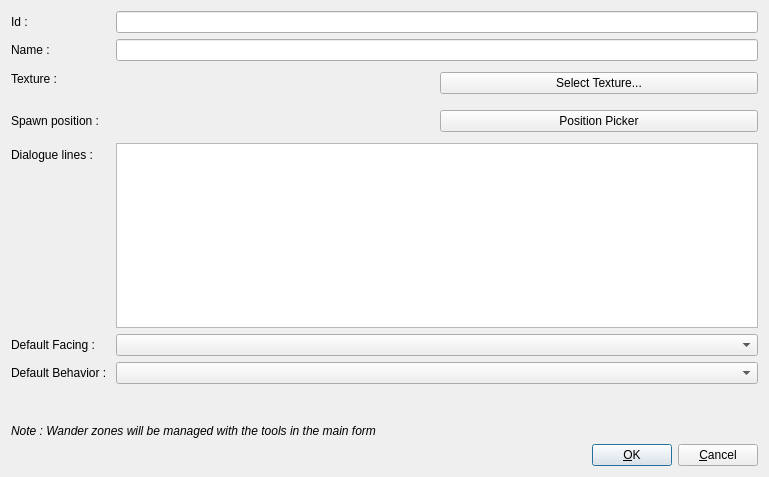
jeremydumais/TheWarrior, file mapEditor/src/editNPCForm.ui: the form before one commit.
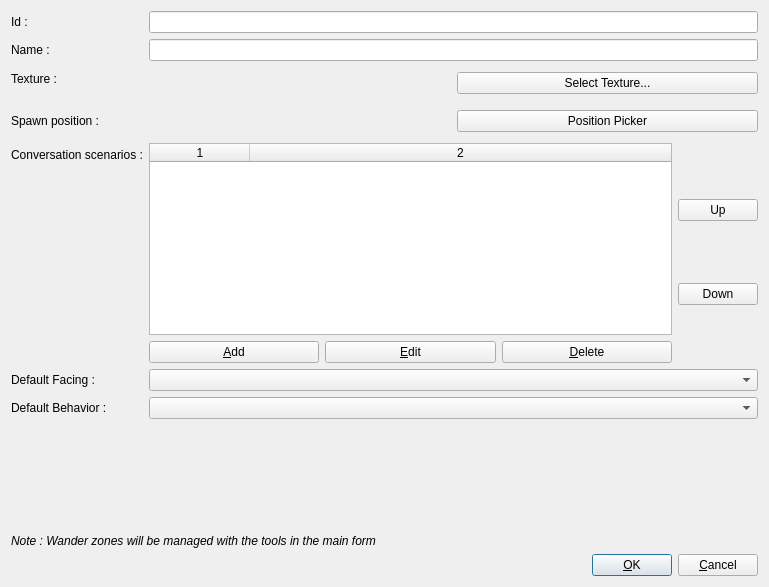
The form after the commit. Icons and pictures are not drawn.

Commit message: feat: Start working on the conversation scenario's concept

Patch:
```diff
--- a/mapEditor/src/editNPCForm.ui
+++ b/mapEditor/src/editNPCForm.ui
@@ -7,7 +7,7 @@
     <x>0</x>
     <y>0</y>
     <width>769</width>
-    <height>477</height>
+    <height>587</height>
    </rect>
   </property>
   <property name="minimumSize">
@@ -65,6 +65,40 @@
        </property>
       </widget>
      </item>
+     <item row="3" column="1">
+      <layout class="QHBoxLayout" name="horizontalLayout_3">
+       <item>
+        <widget class="QLabel" name="labelNPCTexture">
+         <property name="minimumSize">
+          <size>
+           <width>32</width>
+           <height>32</height>
+          </size>
+         </property>
+         <property name="text">
+          <string/>
+         </property>
+        </widget>
+       </item>
+       <item>
+        <widget class="QPushButton" name="pushButtonSelectTexture">
+         <property name="text">
+          <string>Select Texture...</string>
+         </property>
+         <property name="icon">
+          <iconset resource="../res/global.qrc">
+           <normaloff>:/texture.png</normaloff>:/texture.png</iconset>
+         </property>
+         <property name="iconSize">
+          <size>
+           <width>24</width>
+           <height>24</height>
+          </size>
+         </property>
+        </widget>
+       </item>
+      </layout>
+     </item>
      <item row="5" column="0">
       <widget class="QLabel" name="labelSpawnPosition">
        <property name="minimumSize">
@@ -115,70 +149,120 @@
        </item>
       </layout>
      </item>
-     <item row="6" column="0">
-      <widget class="QLabel" name="labelDialogueLines">
-       <property name="text">
-        <string>Dialogue lines :</string>
-       </property>
-      </widget>
-     </item>
-     <item row="6" column="1">
-      <widget class="QPlainTextEdit" name="plainTextDialogue"/>
-     </item>
-     <item row="7" column="0">
+     <item row="8" column="0">
       <widget class="QLabel" name="labelDefaultFacing">
        <property name="text">
         <string>Default Facing :</string>
        </property>
       </widget>
      </item>
-     <item row="7" column="1">
+     <item row="8" column="1">
       <widget class="QComboBox" name="comboBoxDefaultFacing"/>
      </item>
-     <item row="3" column="1">
-      <layout class="QHBoxLayout" name="horizontalLayout_3">
-       <item>
-        <widget class="QLabel" name="labelNPCTexture">
-         <property name="minimumSize">
-          <size>
-           <width>32</width>
-           <height>32</height>
-          </size>
-         </property>
-         <property name="text">
-          <string/>
-         </property>
-        </widget>
-       </item>
-       <item>
-        <widget class="QPushButton" name="pushButtonSelectTexture">
-         <property name="text">
-          <string>Select Texture...</string>
-         </property>
-         <property name="icon">
-          <iconset resource="../res/global.qrc">
-           <normaloff>:/texture.png</normaloff>:/texture.png</iconset>
-         </property>
-         <property name="iconSize">
-          <size>
-           <width>24</width>
-           <height>24</height>
-          </size>
-         </property>
-        </widget>
-       </item>
-      </layout>
-     </item>
-     <item row="8" column="0">
+     <item row="10" column="0">
       <widget class="QLabel" name="labelDefaultBehavior">
        <property name="text">
         <string>Default Behavior : </string>
        </property>
       </widget>
      </item>
-     <item row="8" column="1">
+     <item row="10" column="1">
       <widget class="QComboBox" name="comboBoxDefaultBehavior"/>
      </item>
+     <item row="6" column="1">
+      <layout class="QHBoxLayout" name="horizontalLayout_6">
+       <item>
+        <layout class="QVBoxLayout" name="verticalLayout_2">
+         <item>
+          <widget class="QTableWidget" name="tableWidgetConvScenarios">
+           <property name="editTriggers">
+            <set>QAbstractItemView::NoEditTriggers</set>
+           </property>
+           <property name="selectionMode">
+            <enum>QAbstractItemView::SingleSelection</enum>
+           </property>
+           <property name="selectionBehavior">
+            <enum>QAbstractItemView::SelectRows</enum>
+           </property>
+           <property name="columnCount">
+            <number>2</number>
+           </property>
+           <attribute name="horizontalHeaderStretchLastSection">
+            <bool>true</bool>
+           </attribute>
+           <attribute name="verticalHeaderVisible">
+            <bool>false</bool>
+           </attribute>
+           <column/>
+           <column/>
+          </widget>
+         </item>
+         <item>
+          <layout class="QHBoxLayout" name="horizontalLayout_5">
+           <item>
+            <widget class="QPushButton" name="pushButtonAddConvScenario">
+             <property name="text">
+              <string>&amp;Add</string>
+             </property>
+             <property name="icon">
+              <iconset resource="../res/global.qrc">
+               <normaloff>:/commonEditor.UI/res/gtk-add.svg</normaloff>:/commonEditor.UI/res/gtk-add.svg</iconset>
+             </property>
+            </widget>
+           </item>
+           <item>
+            <widget class="QPushButton" name="pushButtonEditConvScenario">
+             <property name="text">
+              <string>&amp;Edit</string>
+             </property>
+             <property name="icon">
+              <iconset resource="../res/global.qrc">
+               <normaloff>:/commonEditor.UI/res/gtk-edit.svg</normaloff>:/commonEditor.UI/res/gtk-edit.svg</iconset>
+             </property>
+            </widget>
+           </item>
+           <item>
+            <widget class="QPushButton" name="pushButtonDeleteConvScenario">
+             <property name="text">
+              <string>&amp;Delete</string>
+             </property>
+             <property name="icon">
+              <iconset resource="../res/global.qrc">
+               <normaloff>:/commonEditor.UI/res/gtk-delete.svg</normaloff>:/commonEditor.UI/res/gtk-delete.svg</iconset>
+             </property>
+            </widget>
+           </item>
+          </layout>
+         </item>
+        </layout>
+       </item>
+       <item>
+        <layout class="QVBoxLayout" name="verticalLayout_3">
+         <item>
+          <widget class="QPushButton" name="pushButtonMoveUp">
+           <property name="text">
+            <string>Up</string>
+           </property>
+          </widget>
+         </item>
+         <item>
+          <widget class="QPushButton" name="pushButtonMoveDown">
+           <property name="text">
+            <string>Down</string>
+           </property>
+          </widget>
+         </item>
+        </layout>
+       </item>
+      </layout>
+     </item>
+     <item row="6" column="0">
+      <widget class="QLabel" name="labelConversationScenarios">
+       <property name="text">
+        <string>Conversation scenarios :</string>
+       </property>
+      </widget>
+     </item>
     </layout>
    </item>
    <item>
```
Left out of the diff: 9 changed lines with no effect on the pictures. The commit also changes 37 other files.
